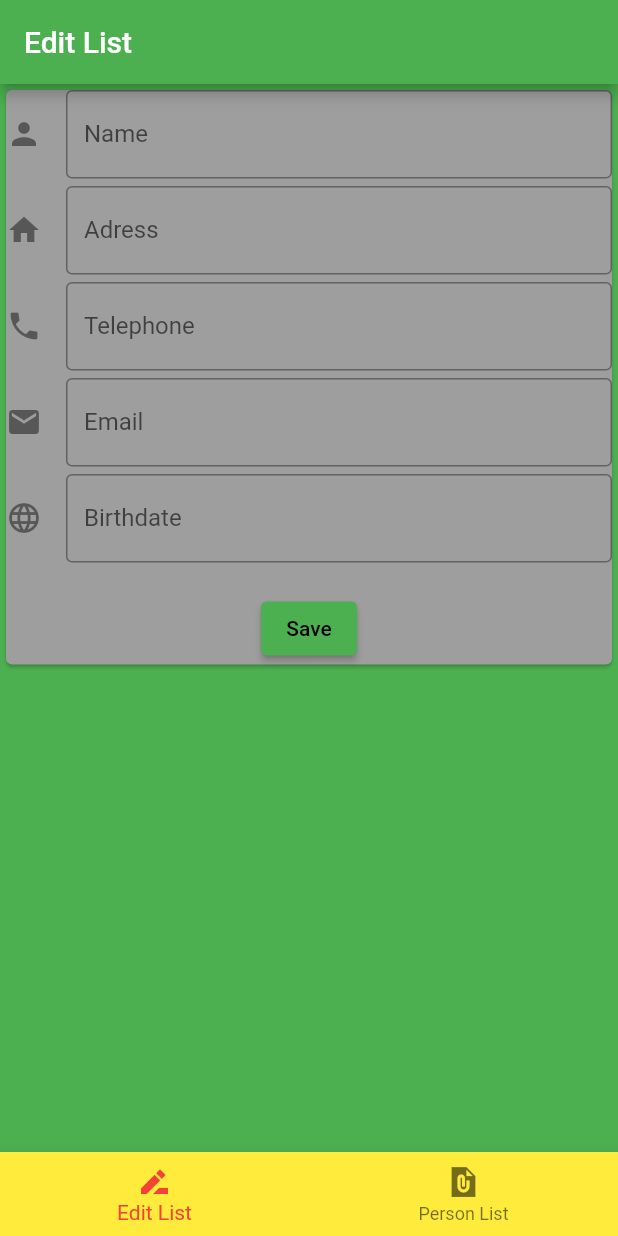
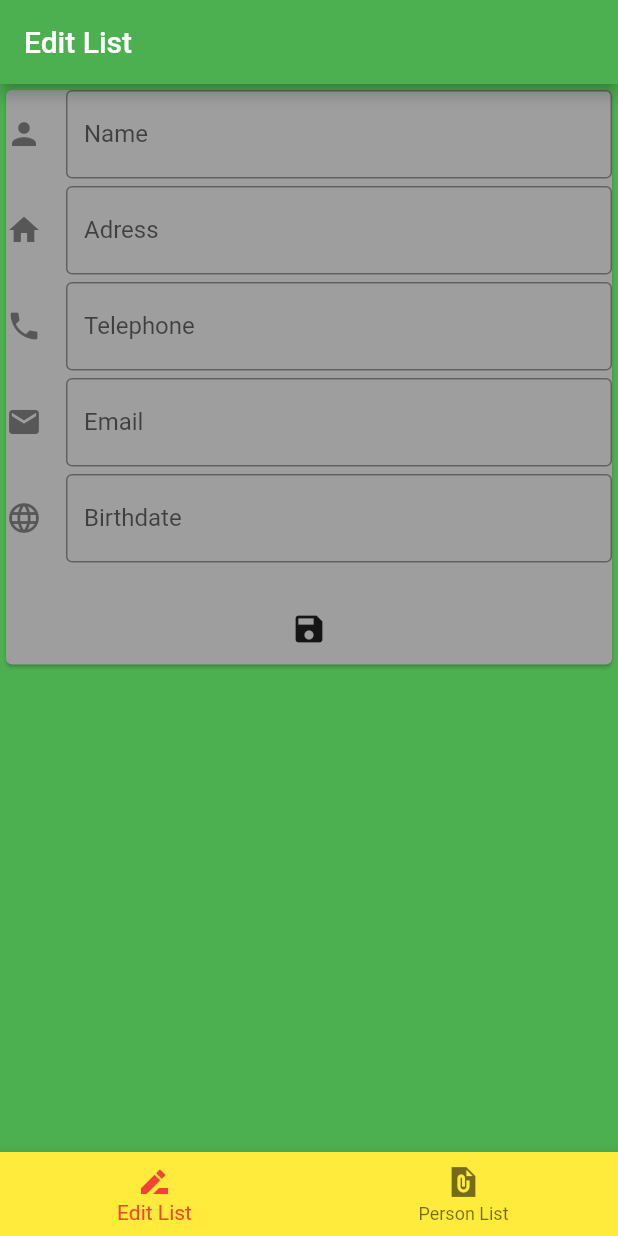
Before and after one commit to oliverhubert/personenliste, a Flutter app: the screen it shows after launch, on a phone screen of 412 x 824 dp. Run offline on Flutter 3.47's test engine with Material 2 defaults, Android fonts, the phone set to English and light mode, and no system bars; our stand-ins replace sqflite; accounts and stored records are empty.

Commit message:
second commit

```diff
--- a/lib/editlist.dart
+++ b/lib/editlist.dart
@@ -76,11 +76,8 @@ class _EditListState extends State<EditList> {
                   ),
                 ),
                 SizedBox(height: 20),
-                ElevatedButton(
-                  style: ElevatedButton.styleFrom(
-                    primary: Colors.green, // background
-                    onPrimary: Colors.black, // foreground
-                  ),
+                IconButton(
+                  icon: Icon(Icons.save),
                   onPressed: () async {
                     await DatabaseHelper.instance.add(
                       Personen(
@@ -100,7 +97,6 @@ class _EditListState extends State<EditList> {
                       },
                     );
                   },
-                  child: Text('Save'),
                 ),
               ],
             ),
```
Also changed, not shown: lib/personlist.dart (+10 -0 lines).
